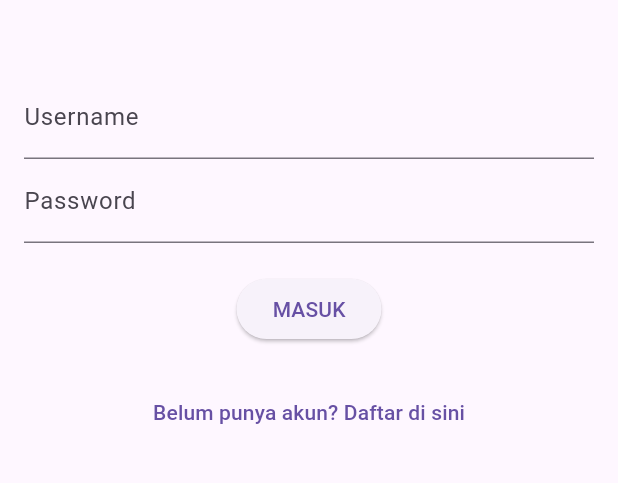
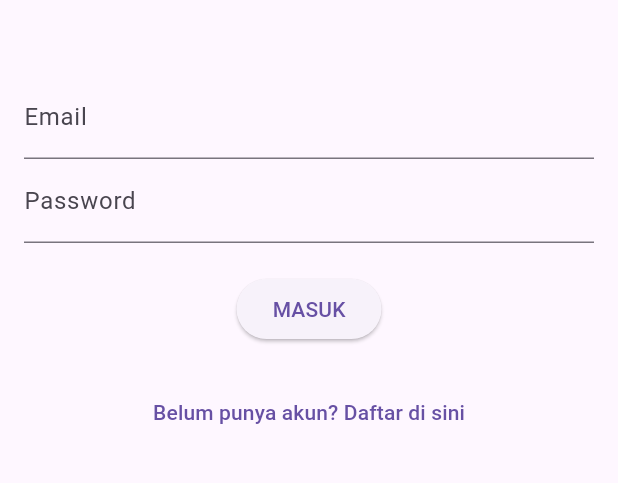
Before and after one commit to Arya-Muzaqqi/projek_klepon, a Flutter app: the screen it shows after launch, on a phone screen of 412 x 824 dp, the part 573-1056 px from its top. Run offline on Flutter 3.47's test engine with Material 3 defaults, Android fonts, the phone set to English and light mode, and no system bars; our stand-ins replace firebase_auth, firebase_core; accounts and stored records are empty.

Commit message:
database login

```diff
--- a/lib/login.dart
+++ b/lib/login.dart
@@ -1,7 +1,8 @@
 import 'package:flutter/material.dart';
+import 'package:firebase_auth/firebase_auth.dart'; // Import Firebase Auth
 import 'dashboard.dart';
+import 'dashboard_admin.dart';
 import 'register.dart';
-import 'dashboard_admin.dart';
 
 class LoginScreen extends StatefulWidget {
   @override
@@ -9,30 +10,39 @@ class LoginScreen extends StatefulWidget {
 }
 
 class _LoginScreenState extends State<LoginScreen> {
-  final TextEditingController _userController = TextEditingController();
+  final TextEditingController _emailController = TextEditingController();
   final TextEditingController _passwordController = TextEditingController();
   String _errorMessage = '';
 
-    void _login() {
-      String username = _userController.text;
-      String password = _passwordController.text;
+  final FirebaseAuth _auth = FirebaseAuth.instance; // Inisialisasi FirebaseAuth
 
-      if (username == 'admin' && password == '5678') {
+  void _login() async {
+    try {
+      // Sign-in menggunakan email dan password dari Firebase Authentication
+      final UserCredential userCredential = await _auth.signInWithEmailAndPassword(
+        email: _emailController.text.trim(),
+        password: _passwordController.text.trim(),
+      );
+
+      // Periksa apakah user adalah admin berdasarkan email
+      if (userCredential.user?.email == 'admin@example.com') {
         Navigator.pushReplacement(
           context,
-          MaterialPageRoute(builder: (context) => DashboardAdminScreen(username: username)),
+          MaterialPageRoute(builder: (context) => DashboardAdminScreen(username: userCredential.user!.email!)),
         );
-      } else if (username == 'user' && password == '1234') {
+      } else {
         Navigator.pushReplacement(
           context,
-          MaterialPageRoute(builder: (context) => DashboardScreen(username: username)),
+          MaterialPageRoute(builder: (context) => DashboardScreen(username: userCredential.user!.email!)),
         );
-      } else {
-        setState(() {
-          _errorMessage = 'Username atau Password salah';
-        });
       }
+    } catch (e) {
+      // Menampilkan error jika login gagal
+      setState(() {
+        _errorMessage = 'Login gagal. Periksa kembali email dan password Anda.';
+      });
     }
+  }
 
   @override
   Widget build(BuildContext context) {
@@ -58,8 +68,8 @@ class _LoginScreenState extends State<LoginScreen> {
               ),
               SizedBox(height: 50),
               TextField(
-                controller: _userController,
-                decoration: InputDecoration(labelText: 'Username'),
+                controller: _emailController,
+                decoration: InputDecoration(labelText: 'Email'),
               ),
               TextField(
                 controller: _passwordController,
@@ -79,7 +89,7 @@ class _LoginScreenState extends State<LoginScreen> {
                 onPressed: () {
                   Navigator.push(
                     context,
-                    MaterialPageRoute(builder: (context) => RegisterScreen()), // Pindah ke halaman register
+                    MaterialPageRoute(builder: (context) => RegisterScreen()), // Halaman Register
                   );
                 },
                 child: Text('Belum punya akun? Daftar di sini'),
--- a/lib/main.dart
+++ b/lib/main.dart
@@ -1,7 +1,17 @@
 import 'package:flutter/material.dart';
+import 'package:firebase_core/firebase_core.dart'; // Import Firebase Core
 import 'login.dart';
+import 'firebase_options.dart'; // Import Firebase options (hasil dari FlutterFire CLI)
 
-void main() {
+void main() async {
+  // Menjamin inisialisasi widget Flutter
+  WidgetsFlutterBinding.ensureInitialized();
+
+  // Inisialisasi Firebase sebelum aplikasi dijalankan
+  await Firebase.initializeApp(
+    options: DefaultFirebaseOptions.currentPlatform, // Mengambil opsi berdasarkan platform
+  );
+
   runApp(MyApp());
 }
 
@@ -10,11 +20,11 @@ class MyApp extends StatelessWidget {
   Widget build(BuildContext context) {
     return MaterialApp(
       debugShowCheckedModeBanner: false,
-      title: 'Login & Register Demo',
+      title: 'KLEPON',
       theme: ThemeData(
         primarySwatch: Colors.blue,
       ),
-      home: LoginScreen(),
+      home: LoginScreen(), // Mengarah ke layar login
     );
   }
 }
--- a/pubspec.yaml
+++ b/pubspec.yaml
@@ -13,6 +13,9 @@ dependencies:
   carousel_slider: ^4.0.0
 
   cupertino_icons: ^1.0.8
+  firebase_core: ^3.6.0
+  firebase_auth: ^5.3.1
+  cloud_firestore: ^5.4.4
   shared_preferences: ^2.3.2
 
 dev_dependencies:
```
Also changed, not shown: lib/register.dart (+36 -7 lines), firebase.json (added), lib/firebase_options.dart (added), pubspec.lock, 4 other files.
